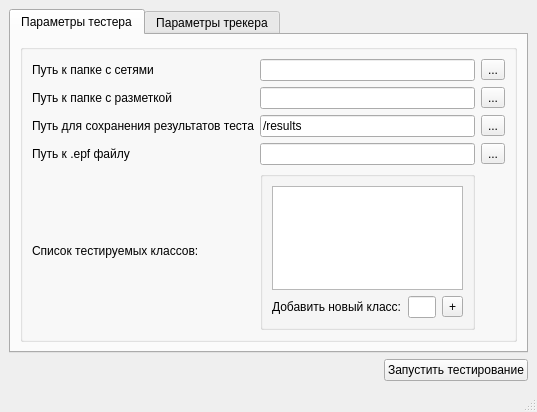
Old version of the form gui-for-tester-tracker/gui.ui in the repository Yrij-Zhavoronkov/WintreistsPractice.
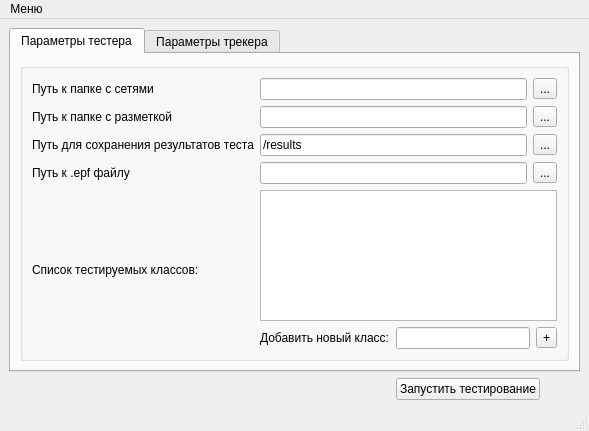
New version of the form.

Commit message: вот так, нашел ещё пару багов, завтра пофикшу

```diff
--- a/gui-for-tester-tracker/gui.ui
+++ b/gui-for-tester-tracker/gui.ui
@@ -6,7 +6,7 @@
    <rect>
     <x>0</x>
     <y>0</y>
-    <width>537</width>
+    <width>589</width>
     <height>407</height>
    </rect>
   </property>
@@ -43,94 +43,41 @@
            <bool>false</bool>
           </property>
           <layout class="QGridLayout" name="gridLayout">
-           <item row="3" column="2">
-            <widget class="QToolButton" name="toolButton_select_path_to_epf_file">
-             <property name="text">
-              <string>...</string>
-             </property>
-            </widget>
-           </item>
-           <item row="3" column="1">
-            <widget class="QLineEdit" name="lineEdit_path_to_epf_file">
-             <property name="readOnly">
-              <bool>true</bool>
-             </property>
-            </widget>
-           </item>
-           <item row="3" column="0">
-            <widget class="QLabel" name="label_5">
-             <property name="text">
-              <string>Путь к .epf файлу</string>
-             </property>
-            </widget>
-           </item>
-           <item row="1" column="0">
-            <widget class="QLabel" name="label_2">
-             <property name="text">
-              <string>Путь к папке с разметкой</string>
-             </property>
-            </widget>
-           </item>
-           <item row="1" column="1">
-            <widget class="QLineEdit" name="lineEdit_to_markup_dir">
-             <property name="readOnly">
-              <bool>true</bool>
-             </property>
-            </widget>
-           </item>
            <item row="0" column="0">
+            <layout class="QVBoxLayout" name="verticalLayout_3">
+             <item>
             <widget class="QLabel" name="label">
              <property name="text">
               <string>Путь к папке с сетями</string>
              </property>
             </widget>
            </item>
-           <item row="1" column="2">
-            <widget class="QToolButton" name="toolButton_select_markup_dir">
+             <item>
+              <widget class="QLabel" name="label_2">
              <property name="text">
-              <string>...</string>
+                <string>Путь к папке с разметкой</string>
              </property>
             </widget>
            </item>
-           <item row="2" column="2">
-            <widget class="QToolButton" name="toolButton_select_result_dir">
-             <property name="text">
-              <string>...</string>
-             </property>
-            </widget>
-           </item>
-           <item row="0" column="1">
-            <widget class="QLineEdit" name="lineEdit_to_networks_dir">
-             <property name="readOnly">
-              <bool>true</bool>
-             </property>
-            </widget>
-           </item>
-           <item row="2" column="1">
-            <widget class="QLineEdit" name="lineEdit_to_result_dir">
-             <property name="text">
-              <string>/results</string>
-             </property>
-             <property name="readOnly">
-              <bool>true</bool>
-             </property>
-            </widget>
-           </item>
-           <item row="0" column="2">
-            <widget class="QToolButton" name="toolButton_select_networks_dir">
-             <property name="text">
-              <string>...</string>
-             </property>
-            </widget>
-           </item>
-           <item row="2" column="0">
+             <item>
             <widget class="QLabel" name="label_3">
              <property name="text">
               <string>Путь для сохранения результатов теста</string>
              </property>
             </widget>
            </item>
-           <item row="4" column="0">
+             <item>
+              <widget class="QLabel" name="label_5">
+               <property name="text">
+                <string>Путь к .epf файлу</string>
+               </property>
+              </widget>
+             </item>
+            </layout>
+           </item>
+           <item row="1" column="0">
+            <layout class="QHBoxLayout" name="horizontalLayout_3">
+             <item>
             <widget class="QLabel" name="label_4">
              <property name="text">
               <string>Список тестируемых классов:</string>
@@ -140,12 +87,73 @@
              </property>
             </widget>
            </item>
-           <item row="4" column="1">
-            <widget class="QGroupBox" name="groupBox_list_testing_classes">
-             <property name="title">
-              <string/>
-             </property>
-             <layout class="QVBoxLayout" name="verticalLayout_5">
+            </layout>
+           </item>
+           <item row="0" column="1">
+            <layout class="QGridLayout" name="gridLayout_5">
+             <item row="0" column="0">
+              <widget class="QLineEdit" name="lineEdit_to_networks_dir">
+               <property name="readOnly">
+                <bool>true</bool>
+               </property>
+              </widget>
+             </item>
+             <item row="1" column="1">
+              <widget class="QToolButton" name="toolButton_select_markup_dir">
+               <property name="text">
+                <string>...</string>
+               </property>
+              </widget>
+             </item>
+             <item row="3" column="0">
+              <widget class="QLineEdit" name="lineEdit_path_to_epf_file">
+               <property name="readOnly">
+                <bool>true</bool>
+               </property>
+              </widget>
+             </item>
+             <item row="3" column="1">
+              <widget class="QToolButton" name="toolButton_select_path_to_epf_file">
+               <property name="text">
+                <string>...</string>
+               </property>
+              </widget>
+             </item>
+             <item row="1" column="0">
+              <widget class="QLineEdit" name="lineEdit_to_markup_dir">
+               <property name="readOnly">
+                <bool>true</bool>
+               </property>
+              </widget>
+             </item>
+             <item row="2" column="1">
+              <widget class="QToolButton" name="toolButton_select_result_dir">
+               <property name="text">
+                <string>...</string>
+               </property>
+              </widget>
+             </item>
+             <item row="2" column="0">
+              <widget class="QLineEdit" name="lineEdit_to_result_dir">
+               <property name="text">
+                <string>/results</string>
+               </property>
+               <property name="readOnly">
+                <bool>true</bool>
+               </property>
+              </widget>
+             </item>
+             <item row="0" column="1">
+              <widget class="QToolButton" name="toolButton_select_networks_dir">
+               <property name="text">
+                <string>...</string>
+               </property>
+              </widget>
+             </item>
+            </layout>
+           </item>
+           <item row="1" column="1">
+            <layout class="QVBoxLayout" name="verticalLayout_4">
               <item>
                <widget class="QListWidget" name="listWidget_list_classes">
                 <property name="selectionRectVisible">
@@ -154,7 +162,7 @@
                </widget>
               </item>
               <item>
-               <layout class="QHBoxLayout" name="horizontalLayout_4">
+              <layout class="QHBoxLayout" name="horizontalLayout_6">
                 <item>
                  <widget class="QLabel" name="label_12">
                   <property name="text">
@@ -175,7 +183,6 @@
                </layout>
               </item>
              </layout>
-            </widget>
            </item>
           </layout>
          </widget>
@@ -362,21 +369,61 @@
         </property>
        </widget>
       </item>
+      <item>
+       <spacer name="horizontalSpacer_2">
+        <property name="orientation">
+         <enum>Qt::Horizontal</enum>
+        </property>
+        <property name="sizeType">
+         <enum>QSizePolicy::Minimum</enum>
+        </property>
+        <property name="sizeHint" stdset="0">
+         <size>
+          <width>40</width>
+          <height>20</height>
+         </size>
+        </property>
+       </spacer>
+      </item>
      </layout>
     </item>
    </layout>
   </widget>
+  <widget class="QStatusBar" name="statusbar"/>
   <widget class="QMenuBar" name="menubar">
    <property name="geometry">
     <rect>
      <x>0</x>
      <y>0</y>
-     <width>537</width>
+     <width>589</width>
      <height>21</height>
     </rect>
    </property>
-  </widget>
-  <widget class="QStatusBar" name="statusbar"/>
+   <widget class="QMenu" name="menu">
+    <property name="title">
+     <string>Меню</string>
+    </property>
+    <widget class="QMenu" name="menu_2">
+     <property name="title">
+      <string>Конфиг</string>
+     </property>
+     <addaction name="action_save_config"/>
+     <addaction name="action_load_config"/>
+    </widget>
+    <addaction name="menu_2"/>
+   </widget>
+   <addaction name="menu"/>
+  </widget>
+  <action name="action_save_config">
+   <property name="text">
+    <string>Сохранить</string>
+   </property>
+  </action>
+  <action name="action_load_config">
+   <property name="text">
+    <string>Загрузить</string>
+   </property>
+  </action>
  </widget>
  <resources/>
  <connections/>
```
Left out of the diff: 2 changed lines with no effect on the pictures. Lines whose indentation alone changed are shown as unchanged. The commit also changes 2 other files.
